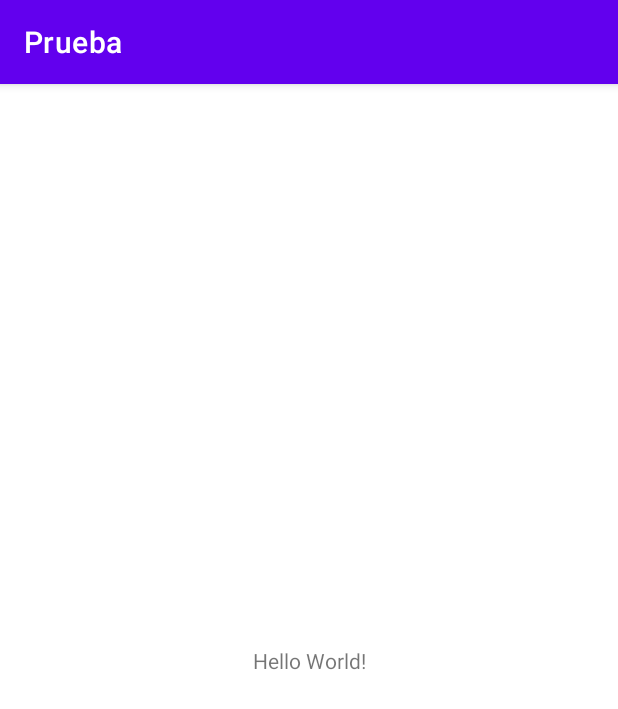
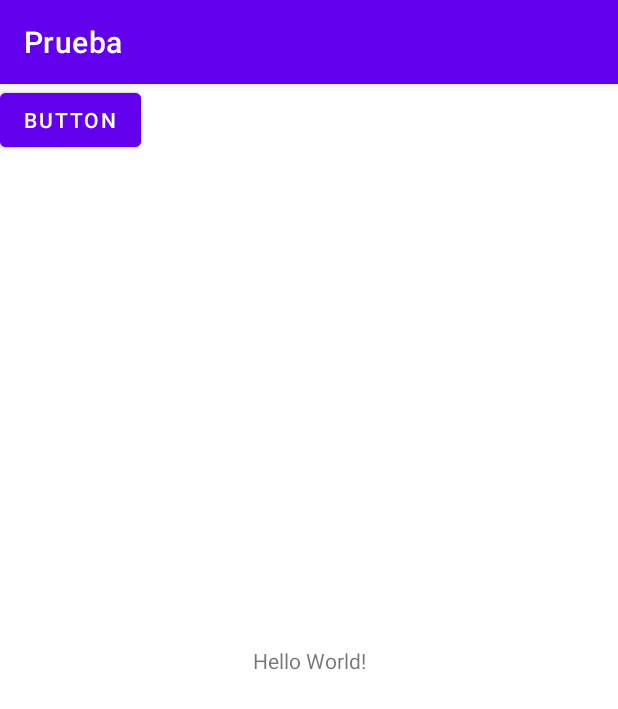
Before and after one commit to Anggyluz11/prueba1, an Android app: the screen it shows after launch (MainActivity), on a phone screen of 412 x 824 dp. Shown: the top 709 px of the screen. Run offline under Robolectric (Android 15) with nearby library versions, the phone set to English and light mode, and no system bars.

Commit message:
Modifique un poco

```diff
--- a/app/src/main/java/hernandez/gewy/prueba/MainActivity.java
+++ b/app/src/main/java/hernandez/gewy/prueba/MainActivity.java
@@ -10,5 +10,7 @@ public class MainActivity extends AppCompatActivity {
     protected void onCreate(Bundle savedInstanceState) {
         super.onCreate(savedInstanceState);
         setContentView(R.layout.activity_main);
+
+        int a;
     }
 }
--- a/app/src/main/res/layout/activity_main.xml
+++ b/app/src/main/res/layout/activity_main.xml
@@ -15,4 +15,20 @@
         app:layout_constraintRight_toRightOf="parent"
         app:layout_constraintTop_toTopOf="parent" />
 
+    <Button
+        android:id="@+id/button"
+        android:layout_width="wrap_content"
+        android:layout_height="wrap_content"
+        android:text="Button"
+        tools:layout_editor_absoluteX="168dp"
+        tools:layout_editor_absoluteY="245dp" />
+
+    <Button
+        android:id="@+id/button2"
+        android:layout_width="wrap_content"
+        android:layout_height="wrap_content"
+        android:text="Button"
+        tools:layout_editor_absoluteX="147dp"
+        tools:layout_editor_absoluteY="486dp" />
+
 </androidx.constraintlayout.widget.ConstraintLayout>
```
